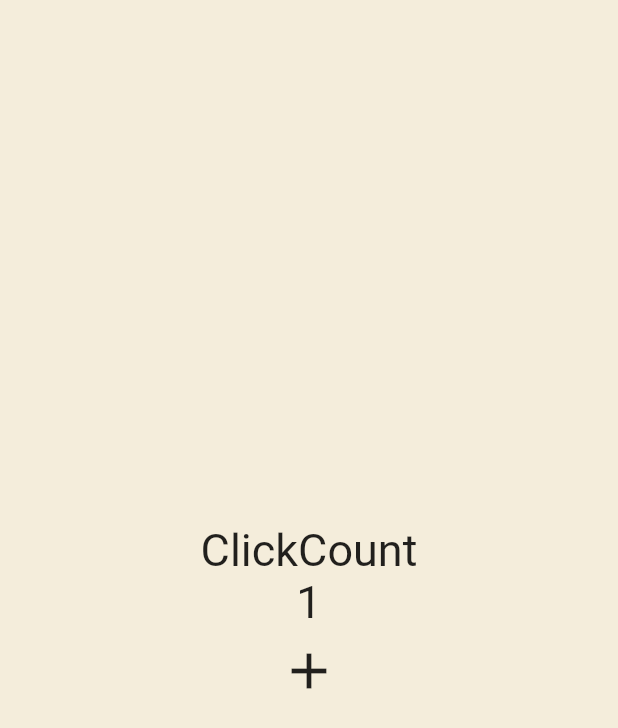
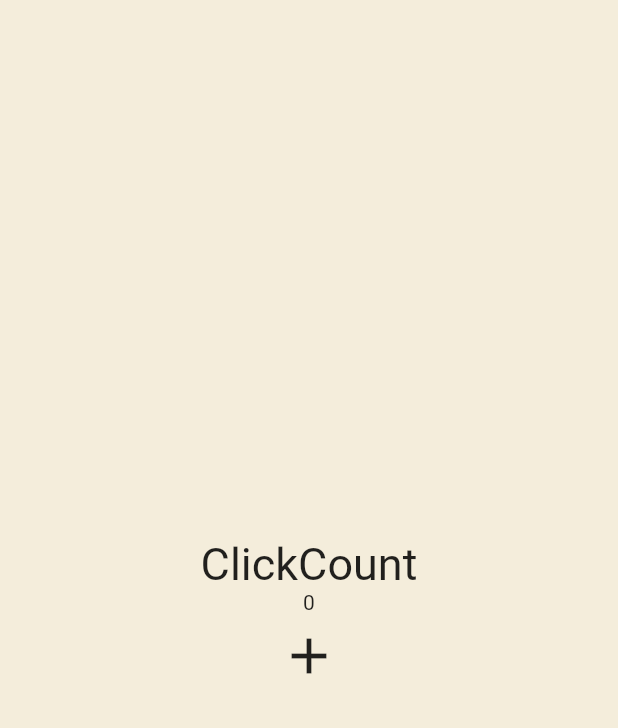
Before and after one commit to minwoo129/toonflix_flutter_ex, a Flutter app: the screen it shows after launch, after a tap on the "add" icon, on a phone screen of 412 x 824 dp. Shown: the top 728 px of the screen. Run offline on Flutter 3.47's test engine with Material 2 defaults, Android fonts, the phone set to English and light mode, and no system bars.

Commit message:
강의 실습 코드 작성
- Statefull Widget 실습3

```diff
--- a/lib/main.dart
+++ b/lib/main.dart
@@ -13,10 +13,12 @@ class App extends StatefulWidget {
 
 class _AppState extends State<App> {
   int counter = 0;
+  List<int> numbers = [];
 
   void onClicked() {
     setState(() {
       counter += 1;
+      numbers.add(numbers.length);
     });
   }
 
@@ -33,10 +35,7 @@ class _AppState extends State<App> {
                 'ClickCount',
                 style: TextStyle(fontSize: 30),
               ),
-              Text(
-                '$counter',
-                style: const TextStyle(fontSize: 30),
-              ),
+              for (var n in numbers) Text('$n'),
               IconButton(
                 iconSize: 40,
                 onPressed: onClicked,
```
